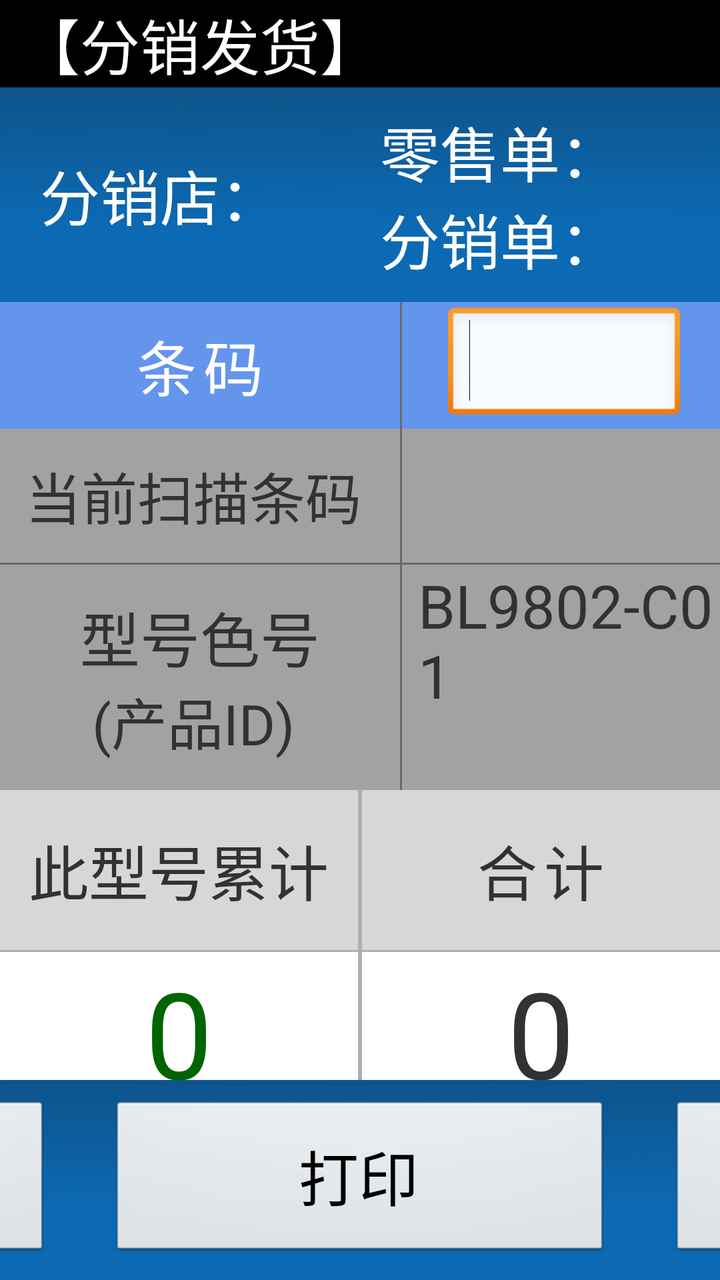
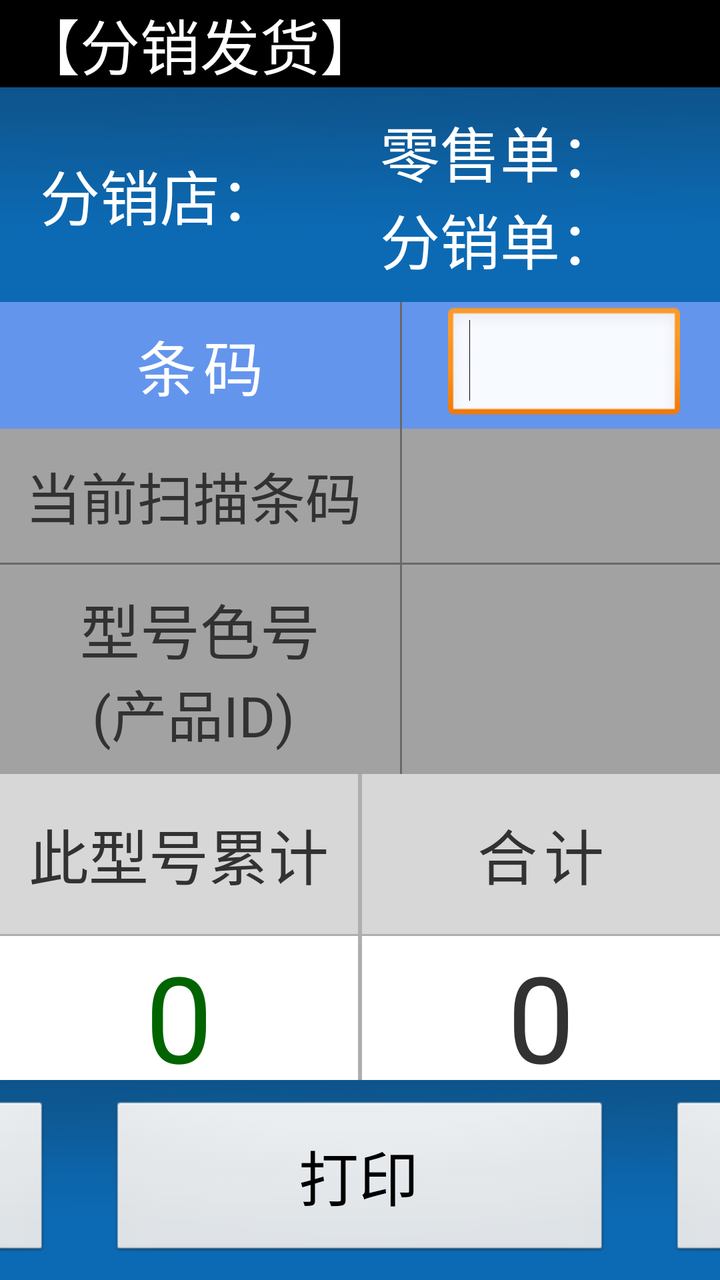

Screens rendered from an Android XML layout before and after an edit, with the pre-edit source and the edit as a unified diff.
<!-- AndroidManifest.xml: application theme android:Theme.Light.NoTitleBar -->
<!-- res/layout/p_dv_outstock_d_f_nobill.xml -->
<?xml version="1.0" encoding="utf-8"?>
<LinearLayout xmlns:android="http://schemas.android.com/apk/res/android"
    xmlns:tools="http://schemas.android.com/tools"
    android:layout_width="match_parent"
    android:layout_height="match_parent"
    android:gravity="center_horizontal"
    android:orientation="vertical"
    tools:ignore="TextFields,HardcodedText,InefficientWeight,Uselesdparent,dpUsage" >

    <TextView
        android:id="@+id/tv_title"
        android:layout_width="match_parent"
        android:layout_height="wrap_content"
        android:background="@color/black"
        android:gravity="left"
        android:paddingLeft="10dp"
        android:text="【分销发货】"
        android:textColor="@color/white"
        android:textSize="30dp" />

    <LinearLayout
        android:layout_width="match_parent"
        android:layout_height="wrap_content"
        android:background="@drawable/titlebar_back"
        android:orientation="horizontal" >

        <LinearLayout
            android:id="@+id/LinearLayout1"
            android:layout_width="0dp"
            android:layout_height="match_parent"
            android:layout_weight="1"
            android:gravity="left|center_vertical"
            android:orientation="horizontal"
            android:padding="10dp" >

            <TextView
                android:id="@+id/TextView04"
                android:layout_width="wrap_content"
                android:layout_height="wrap_content"
                android:layout_marginLeft="10dp"
                android:text="分销店："
                android:textColor="@color/white"
                android:textSize="30dp" />

            <TextView
                android:id="@+id/tv_company_na"
                android:layout_width="wrap_content"
                android:layout_height="wrap_content"
                android:text=""
                android:textColor="@color/white"
                android:textSize="30dp" />
        </LinearLayout>

        <RelativeLayout
            android:layout_width="0dp"
            android:layout_height="match_parent"
            android:layout_weight="1"
            android:padding="10dp" >

            <TextView
                android:id="@+id/txtCompany_na"
                android:layout_width="wrap_content"
                android:layout_height="wrap_content"
                android:layout_alignParentTop="true"
                android:text="零售单："
                android:textColor="@color/white"
                android:textSize="30dp" />

            <TextView
                android:id="@+id/lbl_billno"
                android:layout_width="wrap_content"
                android:layout_height="wrap_content"
                android:layout_alignParentTop="true"
                android:layout_toRightOf="@id/txtCompany_na"
                android:text=""
                android:textColor="@color/white"
                android:textSize="30dp" />

            <TextView
                android:id="@+id/tv_shopbill_str"
                android:layout_width="wrap_content"
                android:layout_height="wrap_content"
                android:layout_below="@id/txtCompany_na"
                android:text="分销单："
                android:textColor="@color/white"
                android:textSize="30dp" />

            <TextView
                android:id="@+id/tv_shopbillno"
                android:layout_width="wrap_content"
                android:layout_height="wrap_content"
                android:layout_below="@id/lbl_billno"
                android:layout_toRightOf="@id/tv_shopbill_str"
                android:text=""
                android:textColor="@color/white"
                android:textSize="30dp" />
        </RelativeLayout>
    </LinearLayout>

    <LinearLayout
        android:layout_width="match_parent"
        android:layout_height="wrap_content"
        android:background="@color/cornflowerblue" >

        <TextView
            android:id="@+id/TextView05"
            android:layout_width="200dp"
            android:layout_height="wrap_content"
            android:layout_gravity="center_vertical"
            android:gravity="center"
            android:paddingBottom="10dp"
            android:paddingTop="10dp"
            android:text="条\t码"
            android:textColor="@color/white"
            android:textSize="30dp" />

        <View
            android:layout_width="1dp"
            android:layout_height="fill_parent"
            android:layout_marginRight="3dp"
            android:background="#696969" />

        <EditText
            android:id="@+id/txt_barcode"
            android:layout_width="wrap_content"
            android:layout_height="wrap_content"
            android:layout_gravity="center_vertical"
            android:layout_marginLeft="20dp"
            android:layout_marginRight="20dp"
            android:layout_weight="1"
            android:ems="10"
            android:inputType="text"
            android:textSize="30dp" >

            <requestFocus />
        </EditText>

        <Spinner
            android:id="@+id/spinner_type"
            android:layout_width="200dp"
            android:layout_height="wrap_content"
            android:gravity="center"
            android:spinnerMode="dialog"
            android:textSize="20dp" 
            android:visibility="gone" 
            />
    </LinearLayout>

    <LinearLayout
        android:layout_width="match_parent"
        android:layout_height="wrap_content"
        android:background="#A2A2A2"
        android:orientation="horizontal" >

        <LinearLayout
            android:layout_width="wrap_content"
            android:layout_height="wrap_content"
            android:layout_marginBottom="3dp"
            android:layout_marginTop="3dp"
            android:orientation="vertical" >

            <TextView
                android:layout_width="200dp"
                android:layout_height="wrap_content"
                android:gravity="center"
                android:padding="10dp"
                android:text="当前扫描条码 "
                android:textSize="28dp" />
        </LinearLayout>

        <View
            android:layout_width="1dp"
            android:layout_height="match_parent"
            android:layout_marginRight="3dp"
            android:background="#696969" />

        <LinearLayout
            android:layout_width="match_parent"
            android:layout_height="wrap_content"
            android:layout_gravity="center_vertical"
            android:orientation="vertical" >

            <TextView
                android:id="@+id/tv_show_code"
                android:layout_width="match_parent"
                android:layout_height="wrap_content"
                android:paddingLeft="5dp"
                android:text=""
                android:textSize="28dp" />
        </LinearLayout>
    </LinearLayout>

    <View
        android:layout_width="match_parent"
        android:layout_height="1dp"
        android:background="#696969" />

    <LinearLayout
        android:layout_width="match_parent"
        android:layout_height="wrap_content"
        android:background="@color/gray"
        android:gravity="center_vertical" >

        <RelativeLayout
            android:layout_width="200dp"
            android:layout_height="wrap_content"
            android:padding="10dp" >

            <TextView
                android:id="@+id/TextView06"
                android:layout_width="match_parent"
                android:layout_height="wrap_content"
                android:gravity="center"
                android:text="型号色号"
                android:textSize="30dp" />

            <TextView
                android:id="@+id/tv_productid_str"
                android:layout_width="match_parent"
                android:layout_height="wrap_content"
                android:layout_below="@id/TextView06"
                android:gravity="center"
                android:text="(产品ID) "
                android:textSize="28dp" />
        </RelativeLayout>

        <View
            android:layout_width="1dp"
            android:layout_height="fill_parent"
            android:layout_marginRight="3dp"
            android:background="#696969" />

        <RelativeLayout
            android:layout_width="wrap_content"
            android:layout_height="wrap_content" >

            <TextView
                android:id="@+id/lbl_productinfo"
                android:layout_width="wrap_content"
                android:layout_height="wrap_content"
                android:layout_marginLeft="5dp"
                android:text="BL9802-C01"
                android:textSize="30dp" />

            <TextView
                android:id="@+id/tv_product_id"
                android:layout_width="wrap_content"
                android:layout_height="wrap_content"
                android:layout_below="@id/lbl_productinfo"
                android:layout_marginLeft="5dp"
                android:text=""
                android:textSize="28dp" />
        </RelativeLayout>
    </LinearLayout>

    <LinearLayout
        android:layout_width="match_parent"
        android:layout_height="wrap_content"
        android:layout_weight="2.88"
        android:orientation="vertical" >

        <LinearLayout
            android:layout_width="match_parent"
            android:layout_height="80dp"
            android:gravity="center_vertical"
            android:orientation="horizontal" >

            <TextView
                android:id="@+id/TextView07"
                android:layout_width="0dp"
                android:layout_height="fill_parent"
                android:layout_weight="1"
                android:background="#D7D7D7"
                android:gravity="center"
                android:text="此型号累计"
                android:textSize="30dp" />

            <View
                android:layout_width="2dp"
                android:layout_height="fill_parent"
                android:background="#AEAEAE" />

            <TextView
                android:id="@+id/TextView09"
                android:layout_width="0dp"
                android:layout_height="fill_parent"
                android:layout_weight="1"
                android:background="#D7D7D7"
                android:gravity="center"
                android:text="合\t计"
                android:textSize="30dp" />
        </LinearLayout>

        <View
            android:layout_width="match_parent"
            android:layout_height="1dp"
            android:background="#AEAEAE" />

        <LinearLayout
            android:layout_width="match_parent"
            android:layout_height="fill_parent"
            android:gravity="center_vertical"
            android:orientation="horizontal" >

            <TextView
                android:id="@+id/tv_curqty"
                android:layout_width="0dp"
                android:layout_height="fill_parent"
                android:layout_weight="1"
                android:gravity="center"
                android:text="0"
                android:textColor="@color/darkgreen"
                android:textSize="60dp" />

            <View
                android:layout_width="2dp"
                android:layout_height="fill_parent"
                android:background="#AEAEAE" />

            <TextView
                android:id="@+id/tv_totalqty"
                android:layout_width="0dp"
                android:layout_height="fill_parent"
                android:layout_weight="1"
                android:gravity="center"
                android:text="0"
                android:textSize="60dp" />
        </LinearLayout>
    </LinearLayout>

    <LinearLayout
        android:id="@+id/LinearLayout01"
        android:layout_width="match_parent"
        android:layout_height="wrap_content"
        android:background="@drawable/titlebar_back"
        android:gravity="center"
        android:orientation="horizontal"
        android:paddingBottom="10dp"
        android:paddingTop="10dp" >

        <Button
            android:id="@+id/btn_list"
            android:layout_width="250dp"
            android:layout_height="80dp"
            android:text="明细"
            android:textSize="@dimen/show_title_size" />

        <Button
            android:id="@+id/btn_print"
            android:layout_width="250dp"
            android:layout_height="80dp"
            android:layout_marginLeft="30dp"
            android:text="打印"
            android:textSize="@dimen/show_title_size" />

        <Button
            android:id="@+id/btn_exit"
            android:layout_width="250dp"
            android:layout_height="80dp"
            android:layout_marginLeft="30dp"
            android:text="完成"
            android:textSize="@dimen/show_title_size" />
    </LinearLayout>

</LinearLayout>
<!-- resources referenced by this layout -->
<resources>
  <color name="black">#000000</color>
  <color name="cornflowerblue">#6495ED</color>
  <color name="darkgreen">#006400</color>
  <color name="gray">#A2A2A2</color>
  <color name="white">#FFFFFF</color>
  <dimen name="show_title_size">30dp</dimen>
  <!-- drawable titlebar_back: png bitmap (drawable-hdpi, 3336 bytes) -->
</resources>

<!-- the commit's change to res/layout/p_dv_outstock_d_f_nobill.xml (unified diff, before → after) -->
@@ -7,6 +7,9 @@
     android:orientation="vertical"
     tools:ignore="TextFields,HardcodedText,InefficientWeight,Uselesdparent,dpUsage" >
 
+
+
+
     <TextView
         android:id="@+id/tv_title"
         android:layout_width="match_parent"
@@ -239,7 +242,7 @@
                 android:layout_width="wrap_content"
                 android:layout_height="wrap_content"
                 android:layout_marginLeft="5dp"
-                android:text="BL9802-C01"
+                android:text=""
                 android:textSize="30dp" />
 
             <TextView
